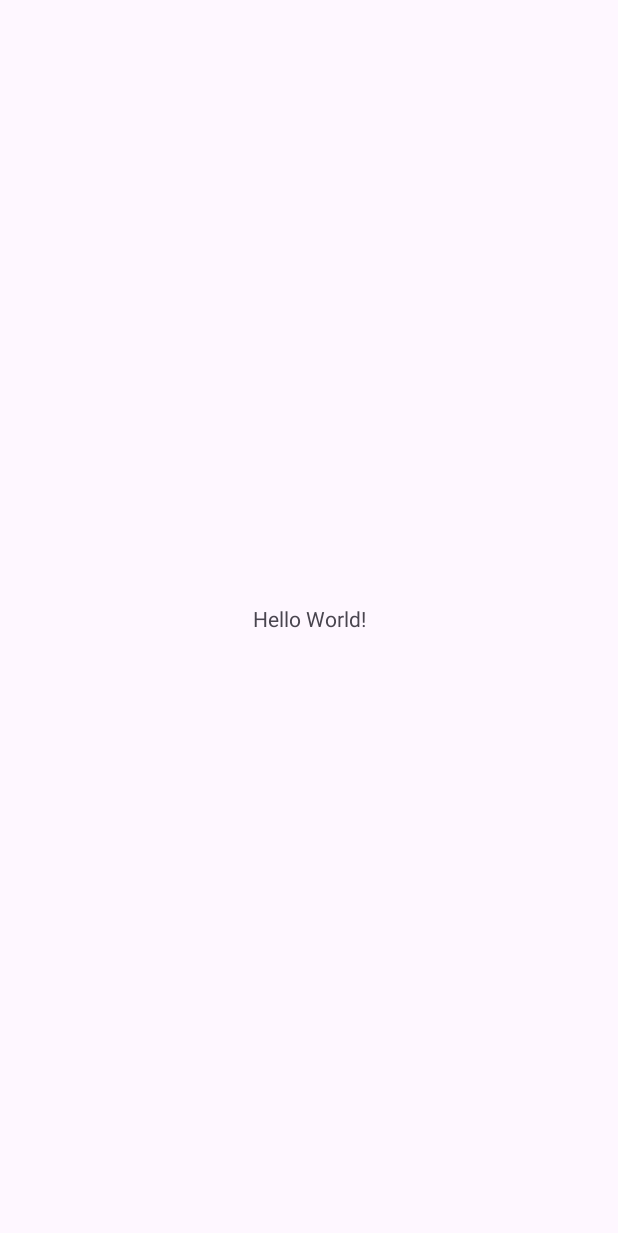
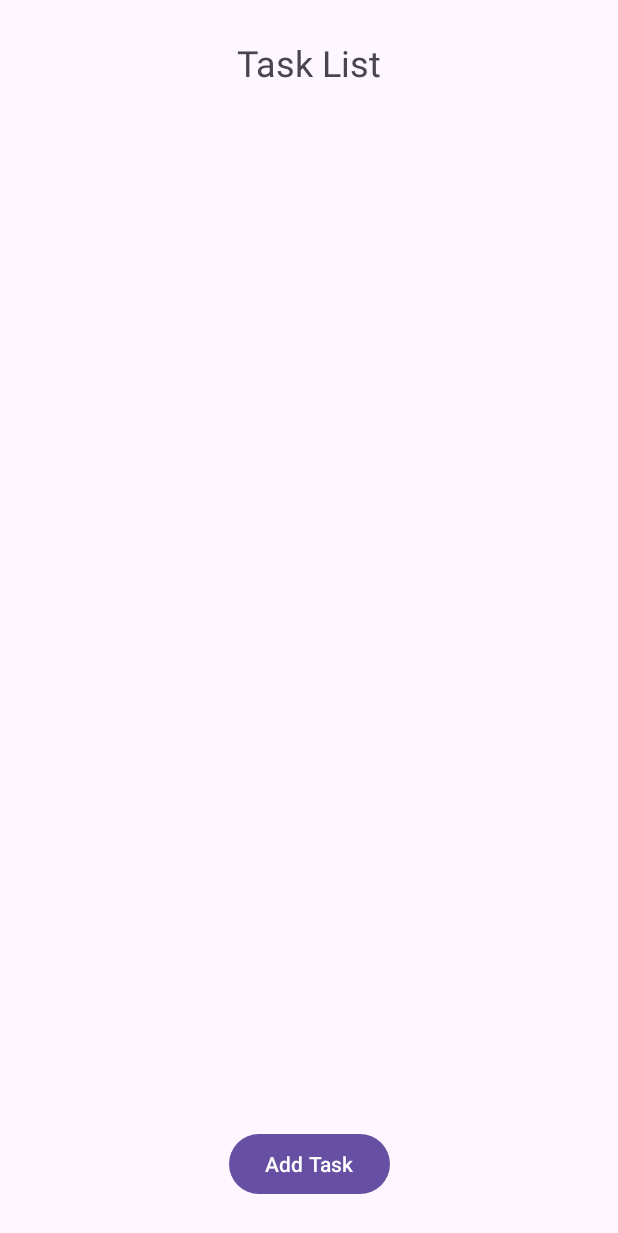
Before and after one commit to kavinda0126/TaskApp, an Android app: the screen it shows after launch (MainActivity), on a phone screen of 412 x 824 dp. Before the commit the part shown is almost empty. Shown: the top 1233 px of the screen. Run offline under Robolectric (Android 15) with nearby library versions, the phone set to English and light mode, and no system bars.

Commit message:
Repositary,ViewModel,Recyler View Implemented

```diff
--- /dev/null
+++ b/app/src/main/java/com/example/taskapp/database/TaskRepository.kt
@@ -0,0 +1,8 @@
+package com.example.taskapp.database
+
+class TaskRepository ( private val db : TaskDB)
+{
+   suspend fun insert(task: Task)=db.getTaskDao().insert(task)
+    suspend fun delete(task: Task)=db.getTaskDao().delete(task)
+    suspend fun getAllItems():List<Task> = db.getTaskDao().getAllItems()
+}
--- /dev/null
+++ b/app/src/main/java/com/example/taskapp/viewModel/MainActivityData.kt
@@ -0,0 +1,19 @@
+package com.example.taskapp.viewModel
+
+import androidx.lifecycle.LiveData
+import androidx.lifecycle.MutableLiveData
+import androidx.lifecycle.ViewModel
+import com.example.taskapp.database.Task
+
+class MainActivityData : ViewModel(){
+
+    //editable object
+    private val _data = MutableLiveData<List<Task>>()
+
+    val data: LiveData<List<Task>> =_data
+
+    fun setData(data:List<Task>){
+        _data.value=data
+    }
+
+}
--- a/app/src/main/res/layout/activity_main.xml
+++ b/app/src/main/res/layout/activity_main.xml
@@ -7,12 +7,38 @@
     tools:context=".MainActivity">
 
     <TextView
+        android:id="@+id/textView"
         android:layout_width="wrap_content"
         android:layout_height="wrap_content"
-        android:text="Hello World!"
-        app:layout_constraintBottom_toBottomOf="parent"
+        android:layout_marginTop="25dp"
+        android:text="@string/task_list_heading"
+        android:textSize="24sp"
         app:layout_constraintEnd_toEndOf="parent"
+        app:layout_constraintHorizontal_bias="0.5"
         app:layout_constraintStart_toStartOf="parent"
         app:layout_constraintTop_toTopOf="parent" />
 
+    <Button
+        android:id="@+id/btn_addtask"
+        android:layout_width="wrap_content"
+        android:layout_height="wrap_content"
+        android:layout_marginBottom="24dp"
+        android:text="@string/add_task"
+        app:layout_constraintBottom_toBottomOf="parent"
+        app:layout_constraintEnd_toEndOf="parent"
+        app:layout_constraintStart_toStartOf="parent" />
+
+    <androidx.recyclerview.widget.RecyclerView
+        android:id="@+id/rvTaskList"
+        android:layout_width="0dp"
+        android:layout_height="0dp"
+        android:layout_marginStart="16dp"
+        android:layout_marginTop="8dp"
+        android:layout_marginEnd="16dp"
+        android:layout_marginBottom="6dp"
+        app:layout_constraintBottom_toTopOf="@+id/btn_addtask"
+        app:layout_constraintEnd_toEndOf="parent"
+        app:layout_constraintHorizontal_bias="0.5"
+        app:layout_constraintStart_toStartOf="parent"
+        app:layout_constraintTop_toBottomOf="@+id/textView" />
 </androidx.constraintlayout.widget.ConstraintLayout>
--- a/app/src/main/res/values/strings.xml
+++ b/app/src/main/res/values/strings.xml
@@ -1,3 +1,5 @@
 <resources>
     <string name="app_name">TaskApp</string>
+    <string name="task_list_heading">Task List</string>
+    <string name="add_task">Add Task</string>
 </resources>
```
